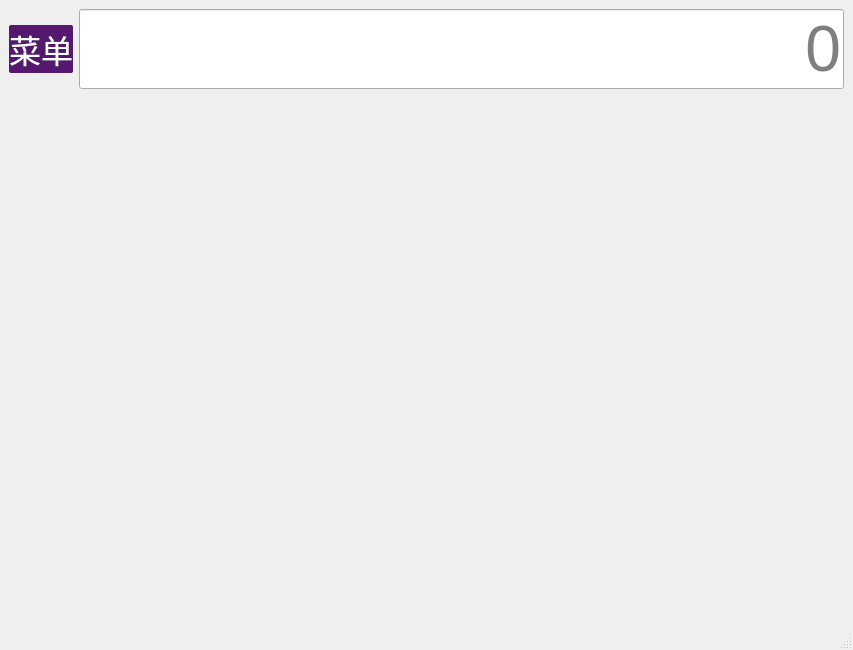
Qt form mainwindow.ui (z1p4444/qt) before a commit.
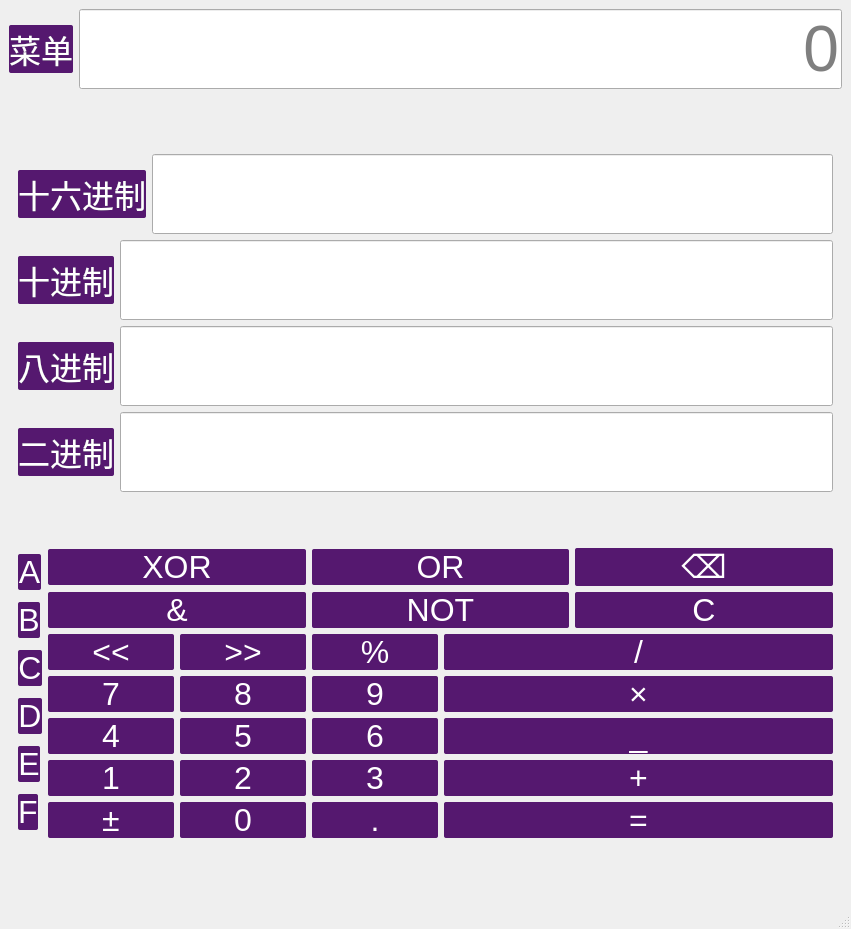
The same form after that commit. The open tabs and pages were chosen to show the change.

Commit message: 程序员模式还有科学计算器模式（一堆bug版）

Patch:
```diff
--- a/mainwindow.ui
+++ b/mainwindow.ui
@@ -6,8 +6,8 @@
    <rect>
     <x>0</x>
     <y>0</y>
-    <width>853</width>
-    <height>650</height>
+    <width>851</width>
+    <height>929</height>
    </rect>
   </property>
   <property name="windowTitle">
@@ -780,7 +780,474 @@
         </item>
        </layout>
       </widget>
-      <widget class="QWidget" name="page_4"/>
+      <widget class="QWidget" name="page_4">
+       <layout class="QGridLayout" name="gridLayout_10">
+        <item row="0" column="0" colspan="2">
+         <layout class="QVBoxLayout" name="verticalLayout_10">
+          <item>
+           <layout class="QHBoxLayout" name="horizontalLayout_11">
+            <item>
+             <widget class="QPushButton" name="btnHex">
+              <property name="text">
+               <string>十六进制</string>
+              </property>
+             </widget>
+            </item>
+            <item>
+             <widget class="QLineEdit" name="displayHex"/>
+            </item>
+           </layout>
+          </item>
+          <item>
+           <layout class="QHBoxLayout" name="horizontalLayout_12">
+            <item>
+             <widget class="QPushButton" name="btnDec">
+              <property name="text">
+               <string>十进制</string>
+              </property>
+             </widget>
+            </item>
+            <item>
+             <widget class="QLineEdit" name="displayDec"/>
+            </item>
+           </layout>
+          </item>
+          <item>
+           <layout class="QHBoxLayout" name="horizontalLayout_13">
+            <item>
+             <widget class="QPushButton" name="btnOct">
+              <property name="text">
+               <string>八进制</string>
+              </property>
+             </widget>
+            </item>
+            <item>
+             <widget class="QLineEdit" name="displayOct"/>
+            </item>
+           </layout>
+          </item>
+          <item>
+           <layout class="QHBoxLayout" name="horizontalLayout_14">
+            <item>
+             <widget class="QPushButton" name="btnBin">
+              <property name="text">
+               <string>二进制</string>
+              </property>
+             </widget>
+            </item>
+            <item>
+             <widget class="QLineEdit" name="displayBin"/>
+            </item>
+           </layout>
+          </item>
+         </layout>
+        </item>
+        <item row="1" column="0">
+         <layout class="QVBoxLayout" name="verticalLayout_4">
+          <item>
+           <widget class="QPushButton" name="btnA">
+            <property name="sizePolicy">
+             <sizepolicy hsizetype="Fixed" vsizetype="Fixed">
+              <horstretch>0</horstretch>
+              <verstretch>0</verstretch>
+             </sizepolicy>
+            </property>
+            <property name="text">
+             <string>A</string>
+            </property>
+           </widget>
+          </item>
+          <item>
+           <widget class="QPushButton" name="btnB">
+            <property name="sizePolicy">
+             <sizepolicy hsizetype="Fixed" vsizetype="Fixed">
+              <horstretch>0</horstretch>
+              <verstretch>0</verstretch>
+             </sizepolicy>
+            </property>
+            <property name="text">
+             <string>B</string>
+            </property>
+           </widget>
+          </item>
+          <item>
+           <widget class="QPushButton" name="btnC">
+            <property name="sizePolicy">
+             <sizepolicy hsizetype="Fixed" vsizetype="Fixed">
+              <horstretch>0</horstretch>
+              <verstretch>0</verstretch>
+             </sizepolicy>
+            </property>
+            <property name="text">
+             <string>C</string>
+            </property>
+           </widget>
+          </item>
+          <item>
+           <widget class="QPushButton" name="btnD">
+            <property name="sizePolicy">
+             <sizepolicy hsizetype="Fixed" vsizetype="Fixed">
+              <horstretch>0</horstretch>
+              <verstretch>0</verstretch>
+             </sizepolicy>
+            </property>
+            <property name="text">
+             <string>D</string>
+            </property>
+           </widget>
+          </item>
+          <item>
+           <widget class="QPushButton" name="btnE">
+            <property name="sizePolicy">
+             <sizepolicy hsizetype="Fixed" vsizetype="Fixed">
+              <horstretch>0</horstretch>
+              <verstretch>0</verstretch>
+             </sizepolicy>
+            </property>
+            <property name="text">
+             <string>E</string>
+            </property>
+           </widget>
+          </item>
+          <item>
+           <widget class="QPushButton" name="btnF">
+            <property name="sizePolicy">
+             <sizepolicy hsizetype="Fixed" vsizetype="Fixed">
+              <horstretch>0</horstretch>
+              <verstretch>0</verstretch>
+             </sizepolicy>
+            </property>
+            <property name="text">
+             <string>F</string>
+            </property>
+           </widget>
+          </item>
+         </layout>
+        </item>
+        <item row="1" column="1">
+         <layout class="QVBoxLayout" name="verticalLayout_6">
+          <item>
+           <layout class="QGridLayout" name="gridLayout_2">
+            <item row="0" column="0">
+             <widget class="QPushButton" name="btnXOR">
+              <property name="text">
+               <string>XOR</string>
+              </property>
+             </widget>
+            </item>
+            <item row="0" column="1">
+             <widget class="QPushButton" name="btnOR">
+              <property name="text">
+               <string>OR</string>
+              </property>
+             </widget>
+            </item>
+            <item row="1" column="0">
+             <widget class="QPushButton" name="btnAND">
+              <property name="text">
+               <string>&amp;&amp;</string>
+              </property>
+             </widget>
+            </item>
+            <item row="1" column="1">
+             <widget class="QPushButton" name="btnNOT">
+              <property name="text">
+               <string>NOT</string>
+              </property>
+             </widget>
+            </item>
+            <item row="0" column="2">
+             <widget class="QPushButton" name="btnDel_4">
+              <property name="text">
+               <string>⌫</string>
+              </property>
+             </widget>
+            </item>
+            <item row="1" column="2">
+             <widget class="QPushButton" name="btnClear_4">
+              <property name="text">
+               <string>C</string>
+              </property>
+             </widget>
+            </item>
+           </layout>
+          </item>
+          <item>
+           <layout class="QHBoxLayout" name="horizontalLayout_9">
+            <item>
+             <layout class="QVBoxLayout" name="verticalLayout_8">
+              <item>
+               <layout class="QHBoxLayout" name="horizontalLayout_8">
+                <item>
+                 <widget class="QPushButton" name="btnLeft">
+                  <property name="text">
+                   <string>&lt;&lt;</string>
+                  </property>
+                 </widget>
+                </item>
+                <item>
+                 <widget class="QPushButton" name="btnRight">
+                  <property name="text">
+                   <string>&gt;&gt;</string>
+                  </property>
+                 </widget>
+                </item>
+                <item>
+                 <widget class="QPushButton" name="btnPercentage_4">
+                  <property name="text">
+                   <string>%</string>
+                  </property>
+                 </widget>
+                </item>
+               </layout>
+              </item>
+              <item>
+               <layout class="QVBoxLayout" name="verticalLayout_3">
+                <item>
+                 <layout class="QHBoxLayout" name="horizontalLayout_3">
+                  <item>
+                   <widget class="QPushButton" name="btnNum7_5">
+                    <property name="sizePolicy">
+                     <sizepolicy hsizetype="Minimum" vsizetype="Minimum">
+                      <horstretch>0</horstretch>
+                      <verstretch>0</verstretch>
+                     </sizepolicy>
+                    </property>
+                    <property name="text">
+                     <string>7</string>
+                    </property>
+                   </widget>
+                  </item>
+                  <item>
+                   <widget class="QPushButton" name="btnNum8_5">
+                    <property name="sizePolicy">
+                     <sizepolicy hsizetype="Minimum" vsizetype="Minimum">
+                      <horstretch>0</horstretch>
+                      <verstretch>0</verstretch>
+                     </sizepolicy>
+                    </property>
+                    <property name="text">
+                     <string>8</string>
+                    </property>
+                   </widget>
+                  </item>
+                  <item>
+                   <widget class="QPushButton" name="btnNum9_5">
+                    <property name="sizePolicy">
+                     <sizepolicy hsizetype="Minimum" vsizetype="Minimum">
+                      <horstretch>0</horstretch>
+                      <verstretch>0</verstretch>
+                     </sizepolicy>
+                    </property>
+                    <property name="text">
+                     <string>9</string>
+                    </property>
+                   </widget>
+                  </item>
+                 </layout>
+                </item>
+                <item>
+                 <layout class="QHBoxLayout" name="horizontalLayout_5">
+                  <item>
+                   <widget class="QPushButton" name="btnNum4_5">
+                    <property name="sizePolicy">
+                     <sizepolicy hsizetype="Minimum" vsizetype="Minimum">
+                      <horstretch>0</horstretch>
+                      <verstretch>0</verstretch>
+                     </sizepolicy>
+                    </property>
+                    <property name="text">
+                     <string>4</string>
+                    </property>
+                   </widget>
+                  </item>
+                  <item>
+                   <widget class="QPushButton" name="btnNum5_5">
+                    <property name="sizePolicy">
+                     <sizepolicy hsizetype="Minimum" vsizetype="Minimum">
+                      <horstretch>0</horstretch>
+                      <verstretch>0</verstretch>
+                     </sizepolicy>
+                    </property>
+                    <property name="text">
+                     <string>5</string>
+                    </property>
+                   </widget>
+                  </item>
+                  <item>
+                   <widget class="QPushButton" name="btnNum6_5">
+                    <property name="sizePolicy">
+                     <sizepolicy hsizetype="Minimum" vsizetype="Minimum">
+                      <horstretch>0</horstretch>
+                      <verstretch>0</verstretch>
+                     </sizepolicy>
+                    </property>
+                    <property name="text">
+                     <string>6</string>
+                    </property>
+                   </widget>
+                  </item>
+                 </layout>
+                </item>
+                <item>
+                 <layout class="QHBoxLayout" name="horizontalLayout_6">
+                  <item>
+                   <widget class="QPushButton" name="btnNum1_5">
+                    <property name="sizePolicy">
+                     <sizepolicy hsizetype="Minimum" vsizetype="Minimum">
+                      <horstretch>0</horstretch>
+                      <verstretch>0</verstretch>
+                     </sizepolicy>
+                    </property>
+                    <property name="text">
+                     <string>1</string>
+                    </property>
+                   </widget>
+                  </item>
+                  <item>
+                   <widget class="QPushButton" name="btnNum2_5">
+                    <property name="sizePolicy">
+                     <sizepolicy hsizetype="Minimum" vsizetype="Minimum">
+                      <horstretch>0</horstretch>
+                      <verstretch>0</verstretch>
+                     </sizepolicy>
+                    </property>
+                    <property name="text">
+                     <string>2</string>
+                    </property>
+                   </widget>
+                  </item>
+                  <item>
+                   <widget class="QPushButton" name="btnNum3_5">
+                    <property name="sizePolicy">
+                     <sizepolicy hsizetype="Minimum" vsizetype="Minimum">
+                      <horstretch>0</horstretch>
+                      <verstretch>0</verstretch>
+                     </sizepolicy>
+                    </property>
+                    <property name="text">
+                     <string>3</string>
+                    </property>
+                   </widget>
+                  </item>
+                 </layout>
+                </item>
+                <item>
+                 <layout class="QHBoxLayout" name="horizontalLayout_7">
+                  <item>
+                   <widget class="QPushButton" name="btnSign_4">
+                    <property name="sizePolicy">
+                     <sizepolicy hsizetype="Minimum" vsizetype="Minimum">
+                      <horstretch>0</horstretch>
+                      <verstretch>0</verstretch>
+                     </sizepolicy>
+                    </property>
+                    <property name="text">
+                     <string>±</string>
+                    </property>
+                   </widget>
+                  </item>
+                  <item>
+                   <widget class="QPushButton" name="btnNum0_5">
+                    <property name="sizePolicy">
+                     <sizepolicy hsizetype="Minimum" vsizetype="Minimum">
+                      <horstretch>0</horstretch>
+                      <verstretch>0</verstretch>
+                     </sizepolicy>
+                    </property>
+                    <property name="text">
+                     <string>0</string>
+                    </property>
+                   </widget>
+                  </item>
+                  <item>
+                   <widget class="QPushButton" name="btnPeriod_5">
+                    <property name="sizePolicy">
+                     <sizepolicy hsizetype="Minimum" vsizetype="Minimum">
+                      <horstretch>0</horstretch>
+                      <verstretch>0</verstretch>
+                     </sizepolicy>
+                    </property>
+                    <property name="text">
+                     <string>.</string>
+                    </property>
+                   </widget>
+                  </item>
+                 </layout>
+                </item>
+               </layout>
+              </item>
+             </layout>
+            </item>
+            <item>
+             <layout class="QVBoxLayout" name="verticalLayout_9">
+              <item>
+               <widget class="QPushButton" name="btnDivide_4">
+                <property name="text">
+                 <string>/</string>
+                </property>
+               </widget>
+              </item>
+              <item>
+               <widget class="QPushButton" name="btnMultiple_4">
+                <property name="sizePolicy">
+                 <sizepolicy hsizetype="Minimum" vsizetype="Minimum">
+                  <horstretch>0</horstretch>
+                  <verstretch>0</verstretch>
+                 </sizepolicy>
+                </property>
+                <property name="text">
+                 <string>×</string>
+                </property>
+               </widget>
+              </item>
+              <item>
+               <widget class="QPushButton" name="btnMinus_4">
+                <property name="sizePolicy">
+                 <sizepolicy hsizetype="Minimum" vsizetype="Minimum">
+                  <horstretch>0</horstretch>
+                  <verstretch>0</verstretch>
+                 </sizepolicy>
+                </property>
+                <property name="text">
+                 <string>_</string>
+                </property>
+               </widget>
+              </item>
+              <item>
+               <widget class="QPushButton" name="btnPlus_4">
+                <property name="sizePolicy">
+                 <sizepolicy hsizetype="Minimum" vsizetype="Minimum">
+                  <horstretch>0</horstretch>
+                  <verstretch>0</verstretch>
+                 </sizepolicy>
+                </property>
+                <property name="text">
+                 <string>+</string>
+                </property>
+               </widget>
+              </item>
+              <item>
+               <widget class="QPushButton" name="btnEqual_4">
+                <property name="sizePolicy">
+                 <sizepolicy hsizetype="Minimum" vsizetype="Minimum">
+                  <horstretch>0</horstretch>
+                  <verstretch>0</verstretch>
+                 </sizepolicy>
+                </property>
+                <property name="text">
+                 <string>=</string>
+                </property>
+               </widget>
+              </item>
+             </layout>
+            </item>
+           </layout>
+          </item>
+         </layout>
+        </item>
+       </layout>
+      </widget>
       <widget class="QWidget" name="page_2"/>
      </widget>
     </item>
```
Left out of the diff: 4 changed lines with no effect on the pictures. The commit also changes 2 other files.
